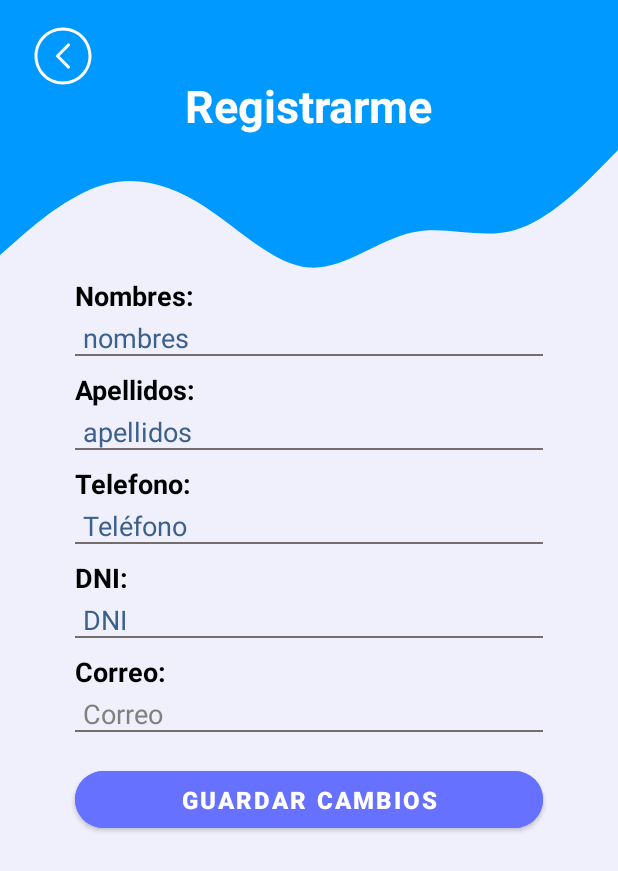
After one commit to diegobejardelaguila/marcar-asistencia, an Android app: the MainActivity7 screen opened directly, with no data from a screen before it, on a phone screen of 412 x 824 dp. The commit adds this screen. Shown: the top 871 px of the screen. Run offline under Robolectric (Android 15) with nearby library versions, the phone set to English and light mode, and no system bars.

Commit message:
prueba final

```diff
--- a/app/build.gradle
+++ b/app/build.gradle
@@ -52,8 +52,4 @@ dependencies {
     implementation "org.jetbrains.kotlinx:kotlinx-coroutines-core:1.5.2"
     implementation "org.jetbrains.kotlinx:kotlinx-coroutines-android:1.5.2"
     implementation 'com.github.bumptech.glide:glide:4.15.1'
-
-
-
-
 }
--- a/app/src/main/java/com/example/maquetacion/ui/MainActivity4.kt
+++ b/app/src/main/java/com/example/maquetacion/ui/MainActivity4.kt
@@ -8,6 +8,7 @@ import android.widget.ImageView
 import android.widget.TextView
 import android.widget.Toast
 import androidx.cardview.widget.CardView
+import com.bumptech.glide.Glide
 import com.example.maquetacion.R
 import com.example.maquetacion.model.User
 import com.example.maquetacion.service.ApiService
@@ -48,6 +49,8 @@ class MainActivity4 : AppCompatActivity() {
                     tvEmail.setText(user?.email)
                     tvNumeroTelefono.setText(user?.phone)
                     tvDni.setText((user?.dni))
+                    Glide.with(this@MainActivity4).load(user?.img_profile).into(imgFace)
+
                 } else {
                     Toast.makeText(
                         this@MainActivity4,
--- /dev/null
+++ b/app/src/main/java/com/example/maquetacion/ui/MainActivity7.kt
@@ -0,0 +1,25 @@
+package com.example.maquetacion.ui
+
+import android.content.Intent
+import androidx.appcompat.app.AppCompatActivity
+import android.os.Bundle
+import android.widget.Button
+import android.widget.ImageView
+import com.example.maquetacion.R
+
+class MainActivity7 : AppCompatActivity() {
+    override fun onCreate(savedInstanceState: Bundle?) {
+        super.onCreate(savedInstanceState)
+        setContentView(R.layout.activity_main7)
+
+        val regreMenu = findViewById<ImageView>(R.id.ivRegresar)
+        val guardarCambios = findViewById<Button>(R.id.btn_login)
+
+        regreMenu.setOnClickListener{
+            val intent = Intent(this, MainActivity::class.java)
+            startActivity(intent)
+            finish()
+        }
+
+    }
+}
--- /dev/null
+++ b/app/src/main/res/layout/activity_main7.xml
@@ -0,0 +1,259 @@
+<?xml version="1.0" encoding="utf-8"?>
+<androidx.constraintlayout.widget.ConstraintLayout xmlns:android="http://schemas.android.com/apk/res/android"
+    xmlns:app="http://schemas.android.com/apk/res-auto"
+    xmlns:tools="http://schemas.android.com/tools"
+    android:layout_width="match_parent"
+    android:layout_height="match_parent"
+    android:layout_gravity="center"
+    android:background="@color/colorLogin"
+    android:orientation="vertical"
+    tools:context=".ui.MainActivity7">
+
+
+    <androidx.constraintlayout.widget.ConstraintLayout
+        android:id="@id/tvHeader"
+        android:layout_width="match_parent"
+        android:layout_height="200dp"
+        android:background="@color/colorLogin"
+        app:layout_constraintEnd_toEndOf="parent"
+        app:layout_constraintStart_toStartOf="parent"
+        app:layout_constraintTop_toTopOf="parent">
+
+        <View
+            android:id="@+id/tvHeader"
+            android:layout_width="0dp"
+            android:layout_height="100dp"
+            android:background="@color/fondoAcvity3"
+            app:layout_constraintEnd_toEndOf="parent"
+            app:layout_constraintStart_toStartOf="parent"
+            app:layout_constraintTop_toTopOf="parent" />
+
+        <ImageView
+            android:id="@+id/ivRegresar"
+            android:layout_width="wrap_content"
+            android:layout_height="wrap_content"
+            android:layout_marginStart="10dp"
+            android:layout_marginTop="5dp"
+            app:layout_constraintStart_toStartOf="parent"
+            app:layout_constraintTop_toTopOf="parent"
+            app:srcCompat="@drawable/arrow_left_navigation_pointer_arrows_icon_192502" />
+
+        <TextView
+            android:id="@+id/textView2"
+            android:layout_width="wrap_content"
+            android:layout_height="wrap_content"
+            android:layout_marginTop="50dp"
+            android:text="@string/txtHeaderRegister"
+            android:textColor="@color/text"
+            android:textSize="30sp"
+            android:textStyle="bold"
+            app:layout_constraintEnd_toEndOf="@+id/tvHeader"
+            app:layout_constraintStart_toStartOf="parent"
+            app:layout_constraintTop_toTopOf="parent" />
+
+        <View
+            android:id="@+id/view2"
+            android:layout_width="0dp"
+            android:layout_height="100dp"
+            android:background="@drawable/wave"
+            app:layout_constraintEnd_toEndOf="parent"
+            app:layout_constraintStart_toStartOf="parent"
+            app:layout_constraintTop_toBottomOf="@+id/tvHeader" />
+    </androidx.constraintlayout.widget.ConstraintLayout>
+    <androidx.constraintlayout.widget.ConstraintLayout
+        android:id="@+id/tvBody"
+        android:layout_width="match_parent"
+        android:layout_height="500dp"
+        android:layout_marginTop="-15dp"
+        app:layout_constraintEnd_toEndOf="parent"
+        app:layout_constraintStart_toStartOf="parent"
+        app:layout_constraintTop_toBottomOf="@+id/tvHeader">
+
+        <TextView
+            android:id="@+id/tvNombres"
+            android:layout_width="wrap_content"
+            android:layout_height="30dp"
+            android:layout_marginStart="50dp"
+            android:layout_marginTop="0dp"
+            android:text="Nombres: "
+            android:textSize="18sp"
+            android:textColor="@color/black"
+            android:textStyle="bold"
+            app:layout_constraintStart_toStartOf="parent"
+            app:layout_constraintTop_toTopOf="parent" />
+
+        <EditText
+            android:id="@+id/etNombres"
+            android:layout_width="match_parent"
+            android:layout_height="wrap_content"
+            android:layout_marginTop="-2dp"
+            android:layout_marginStart="50dp"
+            android:layout_marginEnd="50dp"
+            android:paddingStart="5dp"
+            android:ems="10"
+            android:hint="nombres"
+            android:inputType="text"
+            android:textColorHint="@color/inputEmail"
+            android:textColor="@color/black"
+            android:background="@drawable/edittext_background"
+            android:textSize="18sp"
+            app:layout_constraintEnd_toEndOf="parent"
+            app:layout_constraintStart_toStartOf="parent"
+            app:layout_constraintTop_toBottomOf="@+id/tvNombres" />
+
+        <TextView
+            android:id="@+id/tvApellidos"
+            android:layout_width="wrap_content"
+            android:layout_marginTop="10dp"
+            android:layout_height="30dp"
+            android:layout_marginStart="50dp"
+            android:text="Apellidos: "
+            android:textSize="18sp"
+            android:textColor="@color/black"
+            android:textStyle="bold"
+            app:layout_constraintStart_toStartOf="parent"
+            app:layout_constraintTop_toBottomOf="@+id/etNombres" />
+
+        <EditText
+            android:id="@+id/etApellidos"
+            android:layout_width="match_parent"
+            android:layout_height="wrap_content"
+            android:layout_marginTop="-2dp"
+            android:layout_marginStart="50dp"
+            android:layout_marginEnd="50dp"
+            android:paddingStart="5dp"
+            android:ems="10"
+            android:hint="apellidos"
+            android:textColorHint="@color/inputEmail"
+            android:inputType="text"
+            android:textColor="@color/black"
+            android:background="@drawable/edittext_background"
+            android:textSize="18sp"
+            app:layout_constraintEnd_toEndOf="parent"
+            app:layout_constraintStart_toStartOf="parent"
+            app:layout_constraintTop_toBottomOf="@+id/tvApellidos" />
+
+        <TextView
+            android:id="@+id/tvTelefono"
+            android:layout_width="wrap_content"
+            android:layout_marginTop="10dp"
+            android:layout_height="30dp"
+            android:layout_marginStart="50dp"
+            android:text="Telefono: "
+            android:textSize="18sp"
+            android:textColor="@color/black"
+            android:textStyle="bold"
+            app:layout_constraintStart_toStartOf="parent"
+            app:layout_constraintTop_toBottomOf="@+id/etApellidos" />
+
+        <EditText
+            android:id="@+id/etTelefono"
+            android:layout_width="match_parent"
+            android:layout_height="wrap_content"
+            android:layout_marginTop="-2dp"
+            android:layout_marginStart="50dp"
+            android:layout_marginEnd="50dp"
+            android:paddingStart="5dp"
+            android:ems="10"
+            android:hint="Teléfono"
+            android:textColorHint="@color/inputEmail"
+            android:inputType="number"
+            android:textColor="@color/black"
+            android:background="@drawable/edittext_background"
+            android:textSize="18sp"
+            app:layout_constraintEnd_toEndOf="parent"
+            app:layout_constraintStart_toStartOf="parent"
+            app:layout_constraintTop_toBottomOf="@+id/tvTelefono" />
+
+
+
+        <TextView
+            android:id="@+id/tvDNI"
+            android:layout_width="wrap_content"
+            android:layout_marginTop="10dp"
+            android:layout_height="30dp"
+            android:layout_marginStart="50dp"
+            android:text="DNI: "
+            android:textSize="18sp"
+            android:textColor="@color/black"
+            android:textStyle="bold"
+            app:layout_constraintStart_toStartOf="parent"
+            app:layout_constraintTop_toBottomOf="@+id/etTelefono"
+
+            />
+
+        <EditText
+            android:id="@+id/etDNI"
+            android:layout_width="match_parent"
+            android:layout_height="wrap_content"
+            android:layout_marginTop="-2dp"
+            android:layout_marginStart="50dp"
+            android:layout_marginEnd="50dp"
+            android:paddingStart="5dp"
+            android:ems="10"
+            android:hint="DNI"
+            android:textColorHint="@color/inputEmail"
+            android:inputType="number"
+            android:textColor="@color/black"
+            android:background="@drawable/edittext_background"
+            android:textSize="18sp"
+            app:layout_constraintEnd_toEndOf="parent"
+            app:layout_constraintStart_toStartOf="parent"
+            app:layout_constraintTop_toBottomOf="@+id/tvDNI"
+            android:enabled="false"
+            />
+
+        <TextView
+            android:id="@+id/tvCorreo"
+            android:layout_width="wrap_content"
+            android:layout_marginTop="10dp"
+            android:layout_height="30dp"
+            android:layout_marginStart="50dp"
+            android:text="Correo: "
+            android:textSize="18sp"
+            android:textColor="@color/black"
+            android:textStyle="bold"
+            app:layout_constraintStart_toStartOf="parent"
+            app:layout_constraintTop_toBottomOf="@+id/etDNI"
+            android:enabled="false"
+            />
+
+        <EditText
+            android:id="@+id/etCorreo"
+            android:layout_width="match_parent"
+            android:layout_height="wrap_content"
+            android:layout_marginTop="-2dp"
+            android:layout_marginStart="50dp"
+            android:layout_marginEnd="50dp"
+            android:paddingStart="5dp"
+            android:ems="10"
+            android:hint="Correo"
+            android:textColorHint="@color/gray"
+            android:inputType="textEmailAddress"
+            android:background="@drawable/edittext_background"
+            android:textColor="@color/black"
+            android:textSize="18sp"
+            app:layout_constraintEnd_toEndOf="parent"
+            app:layout_constraintStart_toStartOf="parent"
+            app:layout_constraintTop_toBottomOf="@+id/tvCorreo"
+            android:enabled="false"
+            />
+
+        <Button
+            android:id="@+id/btn_login"
+            android:layout_width="0dp"
+            android:layout_height="50dp"
+            android:layout_marginStart="50dp"
+            android:layout_marginTop="20dp"
+            android:layout_marginEnd="50dp"
+            android:backgroundTint="@color/messageWelcome"
+            android:text="@string/txtBtn"
+            android:textColor="@color/white"
+            android:textSize="16sp"
+            android:textStyle="bold"
+            app:cornerRadius="20dp"
+            app:layout_constraintEnd_toEndOf="parent"
+            app:layout_constraintStart_toStartOf="parent"
+            app:layout_constraintTop_toBottomOf="@+id/etCorreo" />
+    </androidx.constraintlayout.widget.ConstraintLayout>
+</androidx.constraintlayout.widget.ConstraintLayout>
--- a/app/src/main/res/values/strings.xml
+++ b/app/src/main/res/values/strings.xml
@@ -9,6 +9,7 @@
 
     <!-- Inicio texto del activity main 3 -->
     <string name="txtHeader">Actualizar datos</string>
+    <string name="txtHeaderRegister">Registrarme</string>
     <string name="txtBtn">Guardar Cambios</string>
     <!-- Fin texto del activity main 3 -->
 
```
Also changed, not shown: app/src/main/AndroidManifest.xml (+10 -1 lines), app/src/main/java/com/example/maquetacion/ui/MainActivity.kt (+7 -0 lines), app/src/main/res/layout/activity_main.xml (+1 -124 lines).
